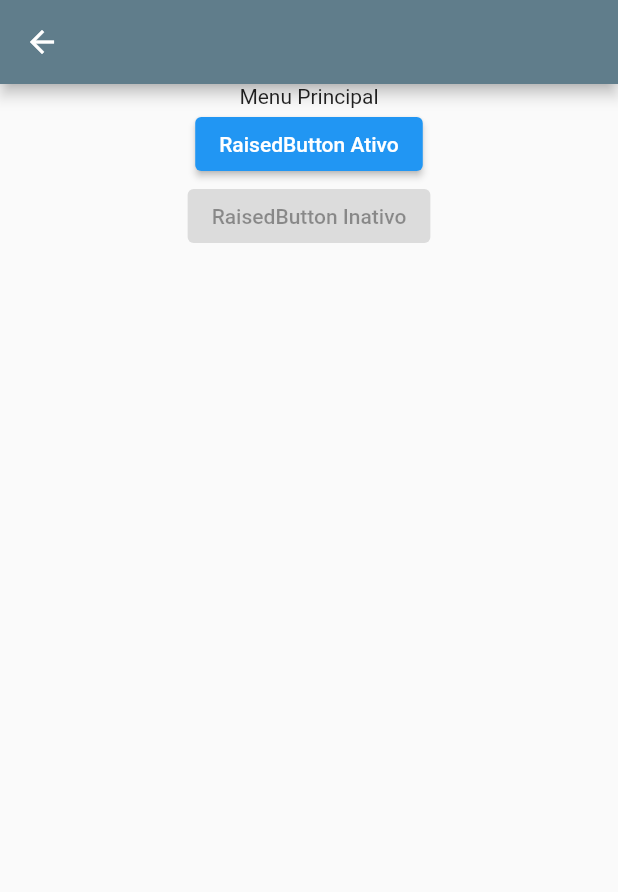
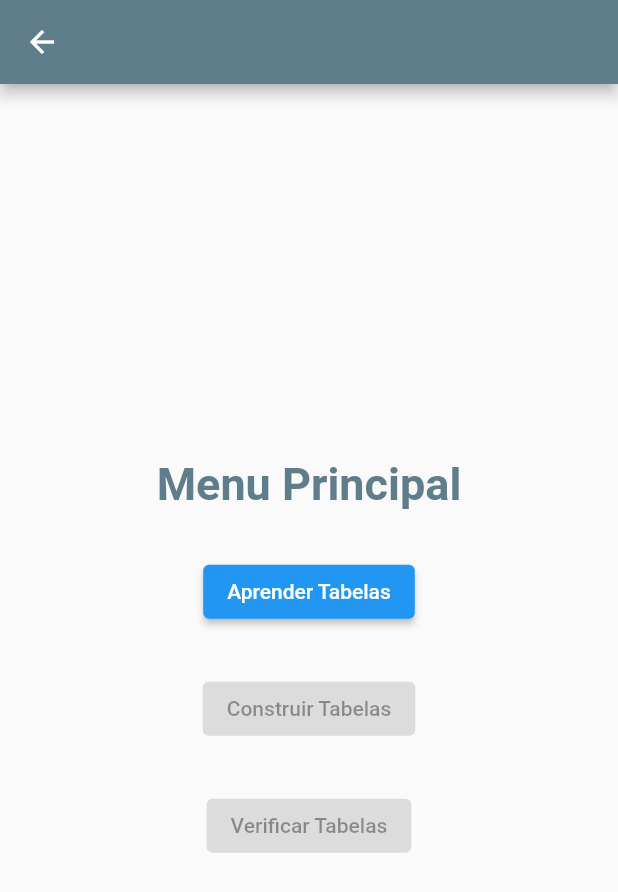
Before and after one commit to gs-Leo/TRUEBLE, a Flutter app: the OptionsPage screen opened by its route, on a phone screen of 412 x 824 dp. Shown: the top 892 px of the screen. Run offline on Flutter 3.47's test engine with Material 2 defaults, Android fonts, the phone set to English and light mode, and no system bars.

Commit message:
Primeira Menu inicial V1.

```diff
--- a/lib/Pages/optionsPage.dart
+++ b/lib/Pages/optionsPage.dart
@@ -20,17 +20,36 @@ class _OptionsPageState extends State<OptionsPage> {
 
       body: Center(
         child: Column(
-          children: [Text('Menu Principal'),
-            ElevatedButton(
-              child: Text('RaisedButton Ativo'),
-              onPressed: () {},
-            ),
-            ElevatedButton(
-              child: Text('RaisedButton Inativo'),
-              onPressed: null,
-            ),],
-        ),
+          mainAxisSize: MainAxisSize.max,
+          mainAxisAlignment: MainAxisAlignment.center,
+        children: <Widget>[
+          Container(
+            alignment: Alignment.topCenter,
+            child: Text('Menu Principal', style: TextStyle(
+            fontSize: 30,fontWeight: FontWeight.bold, color: Colors.blueGrey)),
+          ),
+          const SizedBox(height: 30),
+          ElevatedButton(
+            //style: style,
+            onPressed: () {Navigator.pushNamed(context, '/LearnTableMenu');},
+            child: const Text('Aprender Tabelas'),
+          ),
+          const SizedBox(height: 30),
+          ElevatedButton(
+            //style: style,
+            onPressed: null,
+            child: const Text('Construir Tabelas'),
+          ),
+          const SizedBox(height: 30),
+          ElevatedButton(
+            //style: style,
+            onPressed: null,
+            child: const Text('Verificar Tabelas'),
+          ),
+
+        ],
       ),
+    ),
     );
   }
 }
--- a/lib/myApp.dart
+++ b/lib/myApp.dart
@@ -2,6 +2,7 @@ import 'package:flutter/material.dart';
 import 'package:trueble/Controller/homeController.dart';
 import 'package:trueble/Pages/homePage.dart';
 import 'package:trueble/Pages/optionsPage.dart';
+import 'package:trueble/Pages/learnTablesMenu.dart';
 
 class MyApp extends StatelessWidget{
   const MyApp({super.key});
@@ -16,6 +17,8 @@ class MyApp extends StatelessWidget{
         routes: {
         "/": (context) => HomePage(),
         "/OptionsPage": (context) => OptionsPage(),
+          "/LearnTableMenu": (context) => LearnTableMenu(),
+
     });
   }
 }
--- a/pubspec.yaml
+++ b/pubspec.yaml
@@ -61,7 +61,7 @@ flutter:
 
   # To add assets to your application, add an assets section, like this:
   assets:
-    - assets/images/
+    - assets/imagens/
     - assets/imagens/logo.png
 
   # An image asset can refer to one or more resolution-specific "variants", see
```
Also changed, not shown: lib/Pages/learnTablesMenu.dart (added, +55 -0 lines).
